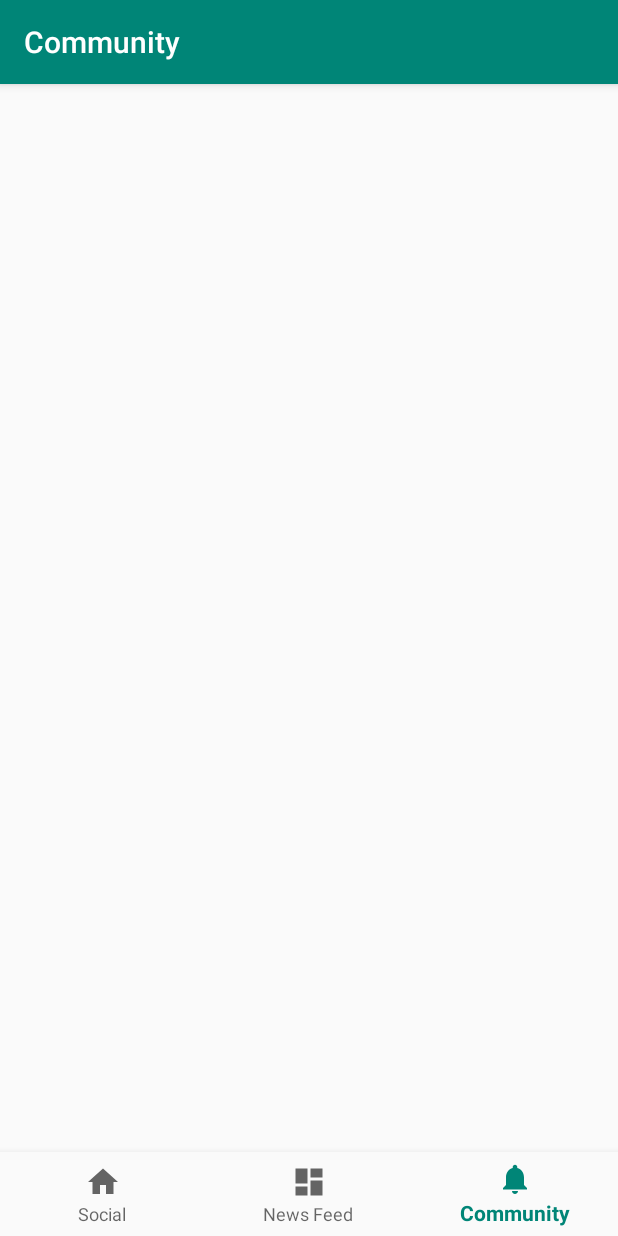
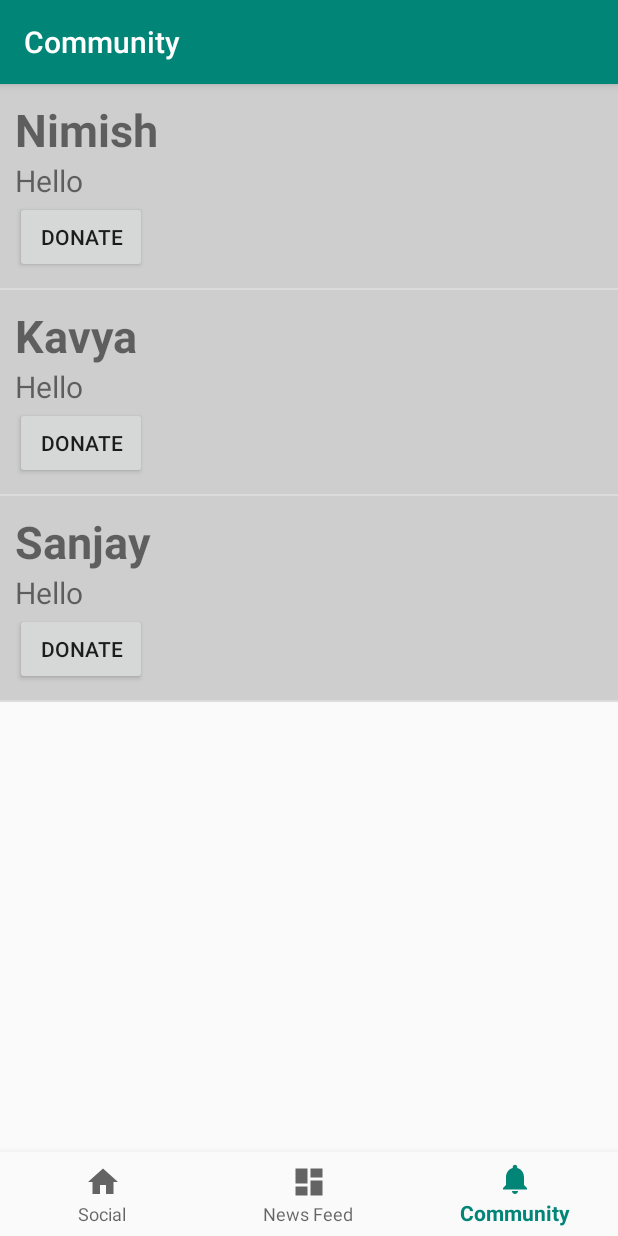
Before and after one commit to nimishsantosh107/Hack-Now, an Android app: the NotificationsFragment screen opened through its navigation route, on a phone screen of 412 x 824 dp. Run offline under Robolectric (Android 15) with nearby library versions, the phone set to English and light mode, and no system bars; our stand-ins replace navigation-ui.

Commit message:
News and Community list made

```diff
--- /dev/null
+++ b/app/src/main/java/com/example/hack_now/CommunityAdapter.java
@@ -0,0 +1,50 @@
+package com.example.hack_now;
+
+import android.content.Context;
+import android.view.LayoutInflater;
+import android.view.View;
+import android.view.ViewGroup;
+import android.widget.ArrayAdapter;
+import android.widget.TextView;
+
+import androidx.annotation.NonNull;
+
+import java.util.ArrayList;
+import java.util.List;
+
+public class CommunityAdapter extends ArrayAdapter {
+    List<String> data=new ArrayList<>();
+    Context mContext;
+
+    public CommunityAdapter(Context context, int resource, List<String> data) {
+        super(context, resource, data);
+        mContext=context;
+
+        this.data=data;
+    }
+
+    @NonNull
+    @Override
+    public View getView(int position, View convertView, ViewGroup parent) {
+        View view;
+        LayoutInflater inflater = (LayoutInflater) mContext
+                .getSystemService(Context.LAYOUT_INFLATER_SERVICE);
+        if (convertView == null) {
+
+            view = new View(mContext);
+            view = inflater.inflate(R.layout.community_card, null);
+
+
+
+            TextView title = (TextView) view.findViewById(R.id.title);
+
+            //set description
+            title.setText(data.get(position));
+        }
+        else
+        {
+            view = (View) convertView;
+        }
+        return view;
+    }
+}
--- /dev/null
+++ b/app/src/main/java/com/example/hack_now/NewsAdapter.java
@@ -0,0 +1,59 @@
+package com.example.hack_now;
+
+import android.content.Context;
+import android.view.LayoutInflater;
+import android.view.View;
+import android.view.ViewGroup;
+import android.widget.ArrayAdapter;
+import android.widget.TextView;
+
+import androidx.annotation.NonNull;
+import androidx.annotation.Nullable;
+
+import com.example.hack_now.ui.dashboard.DashboardFragment;
+
+import java.util.ArrayList;
+import java.util.List;
+
+public class NewsAdapter extends ArrayAdapter {
+
+    List<String> data=new ArrayList<>();
+    Context mContext;
+
+    public NewsAdapter(Context context, int resource, List<String> data) {
+        super(context, resource, data);
+        mContext=context;
+
+        this.data=data;
+    }
+
+    @NonNull
+    @Override
+    public View getView(int position, View convertView, ViewGroup parent) {
+        View view;
+        LayoutInflater inflater = (LayoutInflater) mContext
+                .getSystemService(Context.LAYOUT_INFLATER_SERVICE);
+        if (convertView == null) {
+
+            view = new View(mContext);
+            view = inflater.inflate(R.layout.news_card, null);
+
+            //convertView = ((Activity) this).getLayoutInflater().inflate(R.layout.blogs, parent, false);
+
+
+            TextView title = (TextView) view.findViewById(R.id.title);
+
+            //set description
+
+
+            title.setText(data.get(position));
+
+
+        }
+        else
+        {
+            view = (View) convertView;
+        }
+        return view;
+    }
+}
--- a/app/src/main/java/com/example/hack_now/ui/dashboard/DashboardFragment.java
+++ b/app/src/main/java/com/example/hack_now/ui/dashboard/DashboardFragment.java
@@ -4,6 +4,7 @@ import android.os.Bundle;
 import android.view.LayoutInflater;
 import android.view.View;
 import android.view.ViewGroup;
+import android.widget.ListView;
 import android.widget.TextView;
 
 import androidx.annotation.Nullable;
@@ -12,15 +13,32 @@ import androidx.fragment.app.Fragment;
 import androidx.lifecycle.Observer;
 import androidx.lifecycle.ViewModelProviders;
 
+import com.example.hack_now.NewsAdapter;
 import com.example.hack_now.R;
 
+import java.util.Arrays;
+import java.util.List;
+
 public class DashboardFragment extends Fragment {
-
 
     public View onCreateView(@NonNull LayoutInflater inflater,
                              ViewGroup container, Bundle savedInstanceState) {
         View root = inflater.inflate(R.layout.fragment_dashboard, container, false);
         //TextView textView=root.findViewById(R.id.test);
+
+        //Do get request
+
+
+
+
+
+        //After get request and we get json ready
+
+        List<String> test=Arrays.asList("Nimish","Kavya","Sanjay");
+        NewsAdapter newsAdapter=new NewsAdapter(getContext(), 0, test);
+        ListView newsList=root.findViewById(R.id.newsList);
+
+        newsList.setAdapter(newsAdapter);
         return root;
     }
 }
--- a/app/src/main/java/com/example/hack_now/ui/notifications/NotificationsFragment.java
+++ b/app/src/main/java/com/example/hack_now/ui/notifications/NotificationsFragment.java
@@ -4,6 +4,7 @@ import android.os.Bundle;
 import android.view.LayoutInflater;
 import android.view.View;
 import android.view.ViewGroup;
+import android.widget.ListView;
 import android.widget.TextView;
 
 import androidx.annotation.Nullable;
@@ -12,13 +13,32 @@ import androidx.fragment.app.Fragment;
 import androidx.lifecycle.Observer;
 import androidx.lifecycle.ViewModelProviders;
 
+import com.example.hack_now.CommunityAdapter;
 import com.example.hack_now.R;
+
+import java.util.Arrays;
+import java.util.List;
 
 public class NotificationsFragment extends Fragment {
 
     public View onCreateView(@NonNull LayoutInflater inflater,
                              ViewGroup container, Bundle savedInstanceState) {
         View root = inflater.inflate(R.layout.fragment_notifications, container, false);
+        //TextView textView=root.findViewById(R.id.test);
+
+        //Do get request
+
+
+
+
+
+        //After get request and we get json ready
+
+        List<String> test=Arrays.asList("Nimish","Kavya","Sanjay");
+        CommunityAdapter communityAdapter=new CommunityAdapter(getContext(), 0, test);
+        ListView communityList=root.findViewById(R.id.communityList);
+
+        communityList.setAdapter(communityAdapter);
         return root;
     }
 }
--- /dev/null
+++ b/app/src/main/res/layout/community_card.xml
@@ -0,0 +1,33 @@
+<?xml version="1.0" encoding="utf-8"?>
+<RelativeLayout xmlns:android="http://schemas.android.com/apk/res/android"
+    android:layout_width="wrap_content"
+    android:layout_height="wrap_content"
+    android:background="#cecece"
+    android:padding="10dp"
+    android:layout_margin="10dp">
+
+    <TextView
+        android:layout_width="wrap_content"
+        android:layout_height="wrap_content"
+        android:id="@+id/title"
+        android:text="Nimshit"
+        android:textSize="30dp"
+        android:textStyle="bold"
+        />
+
+    <TextView
+        android:layout_width="wrap_content"
+        android:layout_height="wrap_content"
+        android:id="@+id/desc"
+        android:text="Hello"
+        android:textSize="20dp"
+        android:layout_below="@+id/title"/>
+
+    <Button
+        android:layout_width="wrap_content"
+        android:layout_height="wrap_content"
+        android:layout_below="@+id/desc"
+        android:id="@+id/donate"
+        android:text="Donate"/>
+
+</RelativeLayout>
--- a/app/src/main/res/layout/fragment_dashboard.xml
+++ b/app/src/main/res/layout/fragment_dashboard.xml
@@ -4,4 +4,10 @@
     android:layout_width="match_parent"
     android:layout_height="match_parent">
 
+    <ListView
+        android:layout_width="match_parent"
+        android:layout_height="match_parent"
+        android:id="@+id/newsList"
+        />
+
 </RelativeLayout>
--- a/app/src/main/res/layout/fragment_notifications.xml
+++ b/app/src/main/res/layout/fragment_notifications.xml
@@ -4,4 +4,10 @@
     android:layout_width="match_parent"
     android:layout_height="match_parent">
 
+    <ListView
+        android:layout_width="match_parent"
+        android:layout_height="match_parent"
+        android:id="@+id/communityList"
+        />
+
 </RelativeLayout>
--- /dev/null
+++ b/app/src/main/res/layout/news_card.xml
@@ -0,0 +1,27 @@
+<?xml version="1.0" encoding="utf-8"?>
+<RelativeLayout xmlns:android="http://schemas.android.com/apk/res/android"
+    android:layout_width="wrap_content"
+    android:layout_height="wrap_content"
+    android:background="#cecece"
+    android:padding="10dp"
+    android:layout_margin="10dp"
+    >
+
+    <TextView
+        android:layout_width="wrap_content"
+        android:layout_height="wrap_content"
+        android:id="@+id/title"
+        android:text="Nimshit"
+        android:textSize="30dp"
+        android:textStyle="bold"
+        />
+
+    <TextView
+        android:layout_width="wrap_content"
+        android:layout_height="wrap_content"
+        android:id="@+id/desc"
+        android:text="Hello"
+        android:textSize="20dp"
+        android:layout_below="@+id/title"/>
+
+</RelativeLayout>
```
